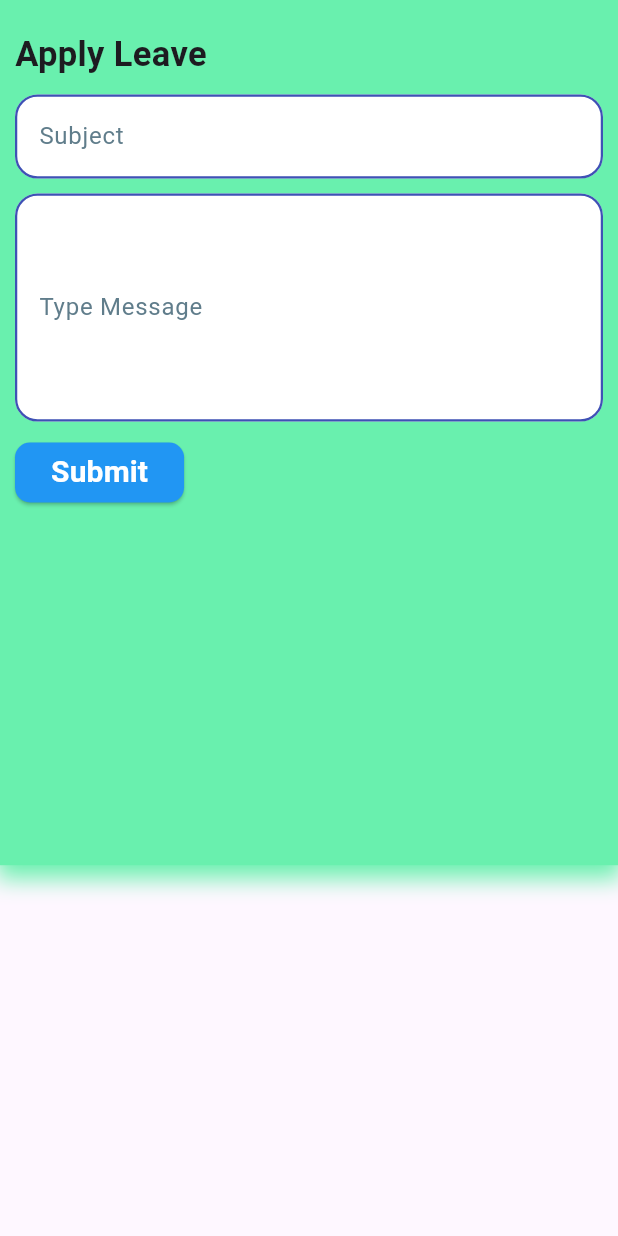
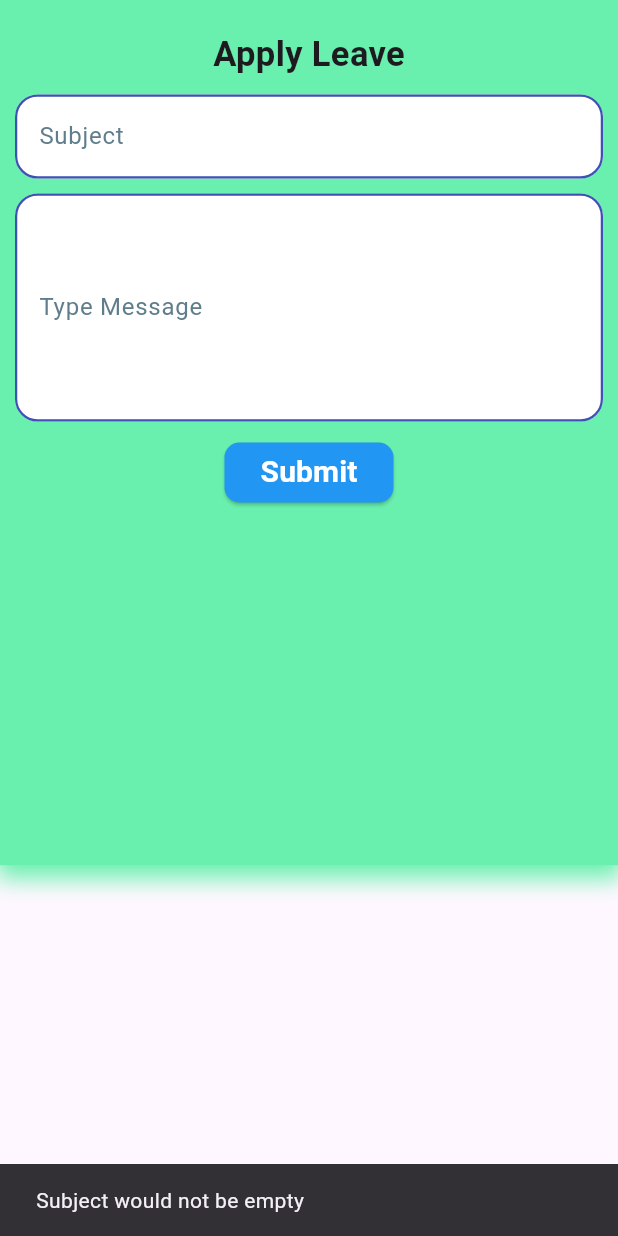
Before and after one commit to IAftabRehman/Task-Management-System, a Flutter app: the applyLeave screen opened directly, after a tap on "Submit", on a phone screen of 412 x 824 dp. Run offline on Flutter 3.47's test engine with Material 3 defaults, Android fonts, the phone set to English and light mode, and no system bars; our stand-ins replace animated_splash_screen, cloud_firestore, firebase_auth, firebase_core; accounts and stored records are empty.

Commit message:
Working with some files applyLeave.dart updateTask.dart user_provider.dart userModel.dart userRegistration_provider.dart userServices.dart

```diff
--- a/lib/main.dart
+++ b/lib/main.dart
@@ -5,7 +5,7 @@ import 'package:provider/provider.dart';
 import 'package:task_management_system/providers/admin_provider.dart';
 import 'package:task_management_system/providers/userRegistration_provider.dart';
 import 'package:task_management_system/providers/user_provider.dart';
-import 'package:task_management_system/screens/adminMainDashboard_screen.dart';
+import 'package:task_management_system/screens/signUp_screen.dart';
 import 'package:task_management_system/screens/splash_screen.dart';
 
 Future<void> main() async {
@@ -43,7 +43,7 @@ class MyApp extends StatelessWidget {
               centered: false,
               duration: 4000,
               splash: splash_Screen(),
-              nextScreen: adminMainDashboard_screen(),
+              nextScreen: signUp_screen(),
             ),
           );
         },
--- /dev/null
+++ b/lib/models/userModel.dart
@@ -0,0 +1,35 @@
+import 'dart:convert';
+UserModel userModelFromJson(String str) => UserModel.fromJson(json.decode(str));
+// String userModelToJson(UserModel data) => json.encode(data.toJson());
+
+class UserModel {
+  final String? docId;
+  final String? subject;
+  final String? message;
+  final String? userName;
+  final int? createdBy;
+
+  UserModel({
+    this.docId,
+    this.subject,
+    this.message,
+    this.userName,
+    this.createdBy,
+  });
+
+  factory UserModel.fromJson(Map<String, dynamic> json) => UserModel(
+    docId: json["docId"],
+    subject: json["subject"],
+    message: json["message"],
+    userName: json["userName"],
+    createdBy: json["createdBy"],
+  );
+
+  Map<String, dynamic> toJson(String docId) => {
+    "docId": docId,
+    "subject": subject,
+    "message": message,
+    "userName": userName,
+    "createdBy": createdBy,
+  };
+}
--- a/lib/providers/user_provider.dart
+++ b/lib/providers/user_provider.dart
@@ -1,14 +1,75 @@
+import 'package:cloud_firestore/cloud_firestore.dart';
+import 'package:firebase_auth/firebase_auth.dart';
 import 'package:flutter/material.dart';
+import 'package:task_management_system/models/userModel.dart';
+import '../services/userServices.dart';
 
-class user_provider with ChangeNotifier{
-
+class user_provider with ChangeNotifier {
   // User Main Dashboard
   int _selectedIndex = 0;
+
   int get selectedIndex => _selectedIndex;
+
   void changeIndex(int newIndex) {
     _selectedIndex = newIndex;
     notifyListeners();
   }
 
+  // Update Task
+  final UserServices _taskService = UserServices();
+  List<Map<String, dynamic>> _tasks = [];
+  List<Map<String, dynamic>> get tasks => _tasks;
 
+  Future<void> fetchTasks() async {
+    _tasks = await _taskService.getTasksByUsername();
+    notifyListeners();
+  }
+
+  // Apply Leave
+  TextEditingController subjectController = TextEditingController();
+  TextEditingController messageController = TextEditingController();
+  bool submitButton = false;
+
+  Future<String> getCurrentUserName() async {
+    final user = FirebaseAuth.instance.currentUser;
+
+    final doc = await FirebaseFirestore.instance.collection('registrationCollection').doc(user?.uid).get();
+    return doc['name'] ? doc.data()!['name'] ?? "No Name Found" : "No Data Found";
+  }
+
+  Future<void> setApplyLeaveData(BuildContext context) async {
+    if(subjectController.text.isEmpty){
+      ScaffoldMessenger.of(context).showSnackBar(SnackBar(content: Text("Subject would not be empty")));
+      return;
+    }
+    if(messageController.text.isEmpty){
+      ScaffoldMessenger.of(context).showSnackBar(SnackBar(content: Text("Message would not be empty")));
+      return;
+    }
+
+    try{
+    submitButton = true;
+    notifyListeners();
+    String userName = getCurrentUserName().toString();
+
+    await UserServices().setApplyLeaveDataIntoFirebase(
+      UserModel(
+        docId: DateTime.now().millisecondsSinceEpoch.toString(),
+        userName: userName,
+        subject: subjectController.text,
+        message: messageController.text,
+        createdBy: DateTime.now().millisecondsSinceEpoch,
+      ),
+    ).then((val)  {
+      submitButton = false;
+      subjectController.clear();
+      messageController.clear();
+      notifyListeners();
+    });
+    }catch(e){
+      submitButton = false;
+      notifyListeners();
+      ScaffoldMessenger.of(context).showSnackBar(SnackBar(content: Text(e.toString())));
+    }
+  }
 }
--- a/lib/screens/usersScreens/applyLeave.dart
+++ b/lib/screens/usersScreens/applyLeave.dart
@@ -1,4 +1,6 @@
 import 'package:flutter/material.dart';
+import 'package:provider/provider.dart';
+import 'package:task_management_system/providers/user_provider.dart';
 
 class applyLeave extends StatelessWidget {
   const applyLeave({super.key});
@@ -6,8 +8,10 @@ class applyLeave extends StatelessWidget {
   @override
   Widget build(BuildContext context) {
     double mediaHeight = MediaQuery.of(context).size.height;
+    final provider = Provider.of<user_provider>(context, listen: true);
     return Scaffold(
-      body: Container(
+      body: SingleChildScrollView(
+        child: Container(
           height: mediaHeight * 0.7,
           width: double.infinity,
           decoration: BoxDecoration(
@@ -23,17 +27,16 @@ class applyLeave extends StatelessWidget {
           ),
           child: Padding(
             padding: const EdgeInsets.only(left: 10, top: 20, right: 10),
+            child: Center(
               child: Column(
                 children: [
-              Align(
-                alignment: Alignment.topLeft,
-                child: Text(
+                  Text(
                     "Apply Leave",
                     style: TextStyle(fontSize: 23, fontWeight: FontWeight.bold),
                   ),
-              ),
                   SizedBox(height: 10),
                   TextField(
+                    controller: provider.subjectController,
                     decoration: InputDecoration(
                       filled: true,
                       fillColor: Colors.white,
@@ -60,6 +63,7 @@ class applyLeave extends StatelessWidget {
                   ),
                   SizedBox(height: 10),
                   TextField(
+                    controller: provider.messageController,
                     textAlign: TextAlign.start,
                     textAlignVertical: TextAlignVertical.top,
                     maxLines: 5,
@@ -90,11 +94,10 @@ class applyLeave extends StatelessWidget {
                   ),
 
                   SizedBox(height: 10),
-
-              Align(
-                alignment: Alignment.topLeft,
-                child: ElevatedButton(
-                  onPressed: () {},
+                  provider.submitButton
+                      ? CircularProgressIndicator()
+                      : ElevatedButton(
+                        onPressed: () => provider.setApplyLeaveData(context),
                         style: ElevatedButton.styleFrom(
                           backgroundColor: Colors.blue,
                           shape: RoundedRectangleBorder(
@@ -110,8 +113,9 @@ class applyLeave extends StatelessWidget {
                           ),
                         ),
                       ),
+                ],
               ),
-            ],
+            ),
           ),
         ),
       ),
```
Also changed, not shown: lib/providers/userRegistration_provider.dart (+6 -6 lines), lib/screens/usersScreens/updateTask.dart (+24 -36 lines), lib/services/userServices.dart (+79 -7 lines). Lines whose indentation alone changed are shown as unchanged.
